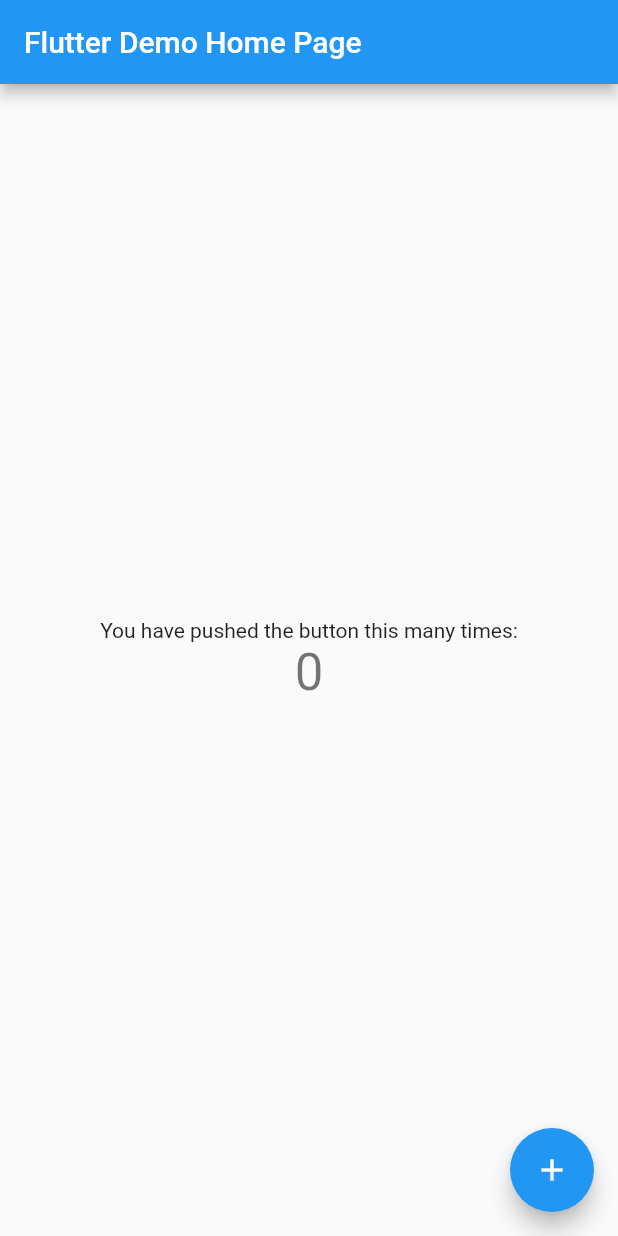
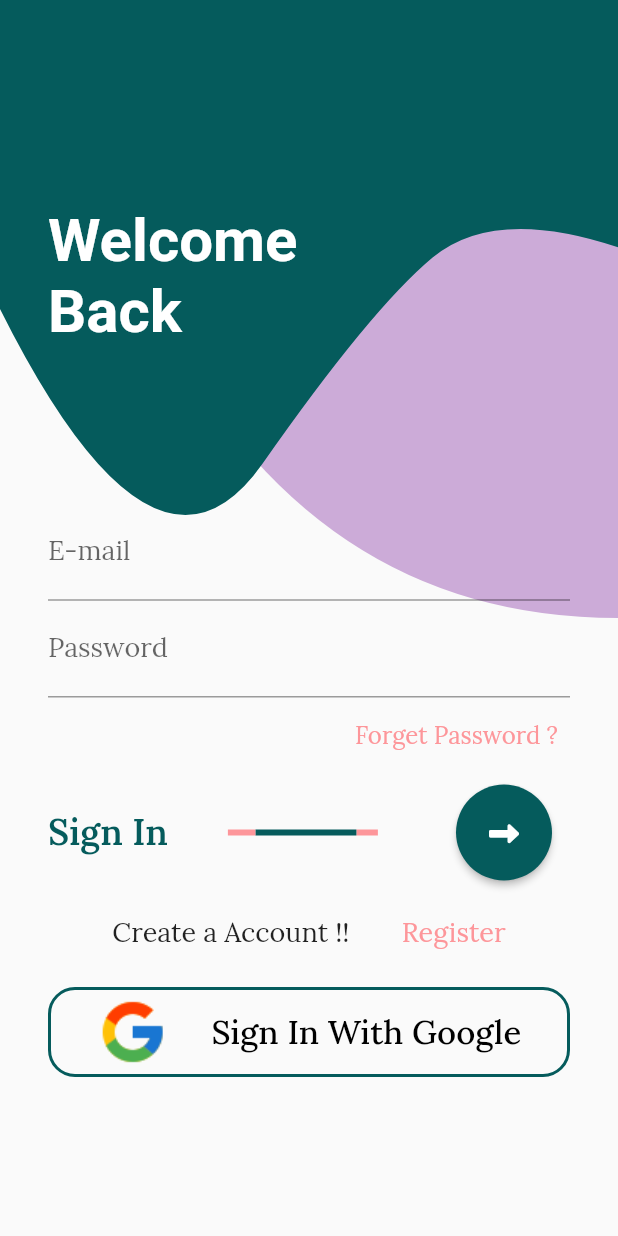
Before and after one commit to vaddiVaraPrasad/xerox, a Flutter app: the screen it shows after launch, on a phone screen of 412 x 824 dp. Run offline on Flutter 3.47's test engine with Material 2 defaults, Android fonts, the phone set to English and light mode, and no system bars; our stand-ins replace firebase_auth, firebase_core, font_awesome_flutter, get, google_fonts; accounts and stored records are empty.

Commit message:
login in screen

```diff
--- a/lib/main.dart
+++ b/lib/main.dart
@@ -1,121 +1,55 @@
-import 'package:flutter/foundation.dart';
 import 'package:flutter/material.dart';
 import "package:firebase_auth/firebase_auth.dart";
 import "package:firebase_core/firebase_core.dart";
+import 'package:flutter/services.dart';
+import 'package:google_fonts/google_fonts.dart';
 import 'package:xerox/firebase_options.dart';
+
+import "./utils/color_pallets.dart";
+
+import "./screens/auth/auth_screen.dart";
+import "./screens/home/home_screen.dart";
 
 void main() async {
   WidgetsFlutterBinding.ensureInitialized();
   await Firebase.initializeApp(options: DefaultFirebaseOptions.currentPlatform);
-  runApp(const MyApp());
+  runApp(const Xerox());
 }
 
-class MyApp extends StatelessWidget {
-  const MyApp({super.key});
+class Xerox extends StatelessWidget {
+  const Xerox({super.key});
 
-  // This widget is the root of your application.
   @override
   Widget build(BuildContext context) {
     return MaterialApp(
-      title: 'Flutter Demo',
+      title: "Xerox",
+      debugShowCheckedModeBanner: false,
+      // googlefonts.istokweb is for heading  .. when ever in need use there ..
+      // googlefonts.lora is for body ..... so we defing the lora as global text theme
       theme: ThemeData(
-        // This is the theme of your application.
-        //
-        // Try running your application with "flutter run". You'll see the
-        // application has a blue toolbar. Then, without quitting the app, try
-        // changing the primarySwatch below to Colors.green and then invoke
-        // "hot reload" (press "r" in the console where you ran "flutter run",
-        // or simply save your changes to "hot reload" in a Flutter IDE).
-        // Notice that the counter didn't reset back to zero; the application
-        // is not restarted.
-        primarySwatch: Colors.blue,
+        // canvasColor: ColorPallets.lightPurplishWhile,
+        visualDensity: VisualDensity.adaptivePlatformDensity,
+        textTheme: GoogleFonts.loraTextTheme(),
+        colorScheme: ColorScheme.fromSwatch().copyWith(
+          secondary: ColorPallets.pinkinshShadedPurple,
+          primary: ColorPallets.deepBlue,
+        ),
+        appBarTheme: const AppBarTheme(
+            color: ColorPallets.deepBlue,
+            systemOverlayStyle: SystemUiOverlayStyle.light),
       ),
-      home: const MyHomePage(title: 'Flutter Demo Home Page'),
+      home: StreamBuilder(
+        stream: FirebaseAuth.instance.authStateChanges(),
+        builder: (context, snapshot) {
+          if (snapshot.hasData) {
+            return const HomeScreen();
+          } else if (snapshot.connectionState == ConnectionState.waiting) {
+            return const CircularProgressIndicator();
+          } else {
+            return const AuthScreen();
+          }
+        },
+      ),
     );
   }
 }
-
-class MyHomePage extends StatefulWidget {
-  const MyHomePage({super.key, required this.title});
-
-  // This widget is the home page of your application. It is stateful, meaning
-  // that it has a State object (defined below) that contains fields that affect
-  // how it looks.
-
-  // This class is the configuration for the state. It holds the values (in this
-  // case the title) provided by the parent (in this case the App widget) and
-  // used by the build method of the State. Fields in a Widget subclass are
-  // always marked "final".
-
-  final String title;
-
-  @override
-  State<MyHomePage> createState() => _MyHomePageState();
-}
-
-class _MyHomePageState extends State<MyHomePage> {
-  int _counter = 0;
-
-  void _incrementCounter() {
-    setState(() {
-      // This call to setState tells the Flutter framework that something has
-      // changed in this State, which causes it to rerun the build method below
-      // so that the display can reflect the updated values. If we changed
-      // _counter without calling setState(), then the build method would not be
-      // called again, and so nothing would appear to happen.
-      _counter++;
-    });
-  }
-
-  @override
-  Widget build(BuildContext context) {
-    // This method is rerun every time setState is called, for instance as done
-    // by the _incrementCounter method above.
-    //
-    // The Flutter framework has been optimized to make rerunning build methods
-    // fast, so that you can just rebuild anything that needs updating rather
-    // than having to individually change instances of widgets.
-    return Scaffold(
-      appBar: AppBar(
-        // Here we take the value from the MyHomePage object that was created by
-        // the App.build method, and use it to set our appbar title.
-        title: Text(widget.title),
-      ),
-      body: Center(
-        // Center is a layout widget. It takes a single child and positions it
-        // in the middle of the parent.
-        child: Column(
-          // Column is also a layout widget. It takes a list of children and
-          // arranges them vertically. By default, it sizes itself to fit its
-          // children horizontally, and tries to be as tall as its parent.
-          //
-          // Invoke "debug painting" (press "p" in the console, choose the
-          // "Toggle Debug Paint" action from the Flutter Inspector in Android
-          // Studio, or the "Toggle Debug Paint" command in Visual Studio Code)
-          // to see the wireframe for each widget.
-          //
-          // Column has various properties to control how it sizes itself and
-          // how it positions its children. Here we use mainAxisAlignment to
-          // center the children vertically; the main axis here is the vertical
-          // axis because Columns are vertical (the cross axis would be
-          // horizontal).
-          mainAxisAlignment: MainAxisAlignment.center,
-          children: <Widget>[
-            const Text(
-              'You have pushed the button this many times:',
-            ),
-            Text(
-              '$_counter',
-              style: Theme.of(context).textTheme.headline4,
-            ),
-          ],
-        ),
-      ),
-      floatingActionButton: FloatingActionButton(
-        onPressed: _incrementCounter,
-        tooltip: 'Increment',
-        child: const Icon(Icons.add),
-      ), // This trailing comma makes auto-formatting nicer for build methods.
-    );
-  }
-}
--- /dev/null
+++ b/lib/screens/auth/auth_screen.dart
@@ -0,0 +1,41 @@
+import "package:flutter/material.dart";
+
+import "./backGround_paint.dart";
+import "./login_Screen.dart";
+
+class AuthScreen extends StatefulWidget {
+  const AuthScreen({super.key});
+
+  @override
+  State<AuthScreen> createState() => _AuthScreenState();
+}
+
+class _AuthScreenState extends State<AuthScreen>
+    with SingleTickerProviderStateMixin {
+  late AnimationController _animationController;
+
+  @override
+  void initState() {
+    _animationController = AnimationController(
+      vsync: this,
+      duration: const Duration(seconds: 2),
+    );
+    super.initState();
+  }
+
+  @override
+  Widget build(BuildContext context) {
+    return Scaffold(
+      body: Stack(
+        children: [
+          SizedBox.expand(
+            child: CustomPaint(
+                painter:
+                    BackGroundPainter(animation: _animationController.view)),
+          ),
+          LoginScreen()
+        ],
+      ),
+    );
+  }
+}
--- /dev/null
+++ b/lib/screens/auth/backGround_paint.dart
@@ -0,0 +1,247 @@
+import 'dart:math';
+import 'dart:ui';
+
+import 'package:flutter/material.dart';
+import 'package:get/get_connect/http/src/utils/utils.dart';
+
+import "../../utils/color_pallets.dart";
+
+class BackGroundPainter extends CustomPainter {
+  BackGroundPainter({required Animation<double> animation})
+      : firstPaint = Paint()
+          ..color = ColorPallets.lightPurple
+          ..style = PaintingStyle.fill,
+        secoundPaint = Paint()
+          ..color = ColorPallets.deepBlue
+          ..style = PaintingStyle.fill,
+        thirdPaint = Paint()
+          ..color = ColorPallets.pinkinshShadedPurple
+          ..style = PaintingStyle.fill,
+        liquidAnimation = CurvedAnimation(
+          parent: animation,
+          curve: Curves.elasticOut,
+          reverseCurve: Curves.easeInBack,
+        ),
+        thirdAnimation = CurvedAnimation(
+          parent: animation,
+          curve: const Interval(
+            0,
+            0.7,
+            curve: Interval(0, 0.8, curve: SpringCurve()),
+          ),
+          reverseCurve: Curves.linear,
+        ),
+        secoundAnimation = CurvedAnimation(
+          parent: animation,
+          curve: const Interval(
+            0,
+            0.8,
+            curve: Interval(0, 0.9, curve: SpringCurve()),
+          ),
+          reverseCurve: Curves.easeInCirc,
+        ),
+        firstAnimation = CurvedAnimation(
+          parent: animation,
+          curve: const SpringCurve(),
+          reverseCurve: Curves.easeInCirc,
+        ),
+        super(repaint: animation);
+
+  final Paint firstPaint;
+  final Paint secoundPaint;
+  final Paint thirdPaint;
+
+  final Animation<double> liquidAnimation;
+  final Animation<double> secoundAnimation;
+  final Animation<double> thirdAnimation;
+  final Animation<double> firstAnimation;
+
+  @override
+  void paint(Canvas canvas, Size size) {
+    print("painting");
+    _paintPrimary(canvas, size);
+    _paintSecoundary(canvas, size);
+    _paintThird(canvas, size);
+  }
+
+  void _paintPrimary(Canvas canvas, Size size) {
+    final _primaryPath = Path();
+    _primaryPath.moveTo(size.width, size.height / 2);
+    _primaryPath.lineTo(size.width, 0);
+    _primaryPath.lineTo(0, 0);
+    _primaryPath.lineTo(
+        0, lerpDouble(0, size.height, firstAnimation.value) as double);
+
+    _addPointsToPath(_primaryPath, [
+      Point(
+        x: lerpDouble(0, size.width / 3, firstAnimation.value) as double,
+        y: lerpDouble(0, size.height, firstAnimation.value) as double,
+      ),
+      Point(
+        x: lerpDouble(size.width / 2, size.width / 4 * 3, liquidAnimation.value)
+            as double,
+        y: lerpDouble(
+                size.height / 2, size.height / 4 * 3, liquidAnimation.value)
+            as double,
+      ),
+      Point(
+        x: size.width,
+        y: lerpDouble(
+                size.height / 2, size.height * 3 / 4, liquidAnimation.value)
+            as double,
+      ),
+    ]);
+    // purplePath.quadraticBezierTo(
+    //     size.width / 2, size.height / 2, size.width, size.height / 2);
+    _primaryPath.close();
+
+    canvas.drawPath(_primaryPath, firstPaint);
+  }
+
+  void _paintSecoundary(Canvas canvas, Size size) {
+    final _SecoundaryPath = Path();
+    _SecoundaryPath.moveTo(size.width, 300);
+    _SecoundaryPath.lineTo(size.width, 0);
+    _SecoundaryPath.lineTo(0, 0);
+    _SecoundaryPath.lineTo(
+      0,
+      lerpDouble(
+        size.height / 4,
+        size.height / 2,
+        secoundAnimation.value,
+      ) as double,
+    );
+
+    _addPointsToPath(_SecoundaryPath, [
+      Point(
+        x: size.width / 4,
+        y: lerpDouble(
+          size.height / 2,
+          size.height * 3 / 4,
+          liquidAnimation.value,
+        ) as double,
+      ),
+      Point(
+        x: size.width * 3 / 5,
+        y: lerpDouble(
+          size.height / 4,
+          size.height / 2,
+          liquidAnimation.value,
+        ) as double,
+      ),
+      Point(
+        x: size.width * 4 / 5,
+        y: lerpDouble(
+          size.height / 6,
+          size.height / 3,
+          secoundAnimation.value,
+        ) as double,
+      ),
+      Point(
+        x: size.width,
+        y: lerpDouble(
+          size.height / 5,
+          size.height / 4,
+          secoundAnimation.value,
+        ) as double,
+      ),
+    ]);
+
+    canvas.drawPath(_SecoundaryPath, secoundPaint);
+  }
+
+  void _paintThird(Canvas canvas, Size size) {
+    if (thirdAnimation.value > 0) {
+      final _thirdPath = Path();
+
+      _thirdPath.moveTo(size.width * 3 / 4, 0);
+      _thirdPath.lineTo(0, 0);
+      _thirdPath.lineTo(
+        0,
+        lerpDouble(
+          0,
+          size.height / 12,
+          thirdAnimation.value,
+        ) as double,
+      );
+
+      _addPointsToPath(_thirdPath, [
+        Point(
+          x: size.width / 7,
+          y: lerpDouble(
+            0,
+            size.height / 6,
+            liquidAnimation.value,
+          ) as double,
+        ),
+        Point(
+          x: size.width / 3,
+          y: lerpDouble(
+            0,
+            size.height / 10,
+            liquidAnimation.value,
+          ) as double,
+        ),
+        Point(
+          x: size.width / 3 * 2,
+          y: lerpDouble(
+            0,
+            size.height / 8,
+            liquidAnimation.value,
+          ) as double,
+        ),
+        Point(
+          x: size.width * 3 / 4,
+          y: 0,
+        ),
+      ]);
+
+      canvas.drawPath(_thirdPath, thirdPaint);
+    }
+  }
+
+  @override
+  bool shouldRepaint(covariant CustomPainter oldDelegate) {
+    return true;
+  }
+
+  void _addPointsToPath(Path path, List<Point> points) {
+    if (points.length < 3) {
+      throw UnsupportedError("need three or more points to create a path");
+    }
+
+    for (var i = 0; i < points.length - 2; i++) {
+      final xController = (points[i].x + points[i + 1].x) / 2;
+      final yController = (points[i].y + points[i + 1].y) / 2;
+      path.quadraticBezierTo(
+          points[i].x, points[i].y, xController, yController);
+    }
+
+    path.quadraticBezierTo(
+        points[points.length - 2].x,
+        points[points.length - 2].y,
+        points[points.length - 1].x,
+        points[points.length - 1].y);
+  }
+}
+
+class Point {
+  final double x;
+  final double y;
+  Point({required this.x, required this.y});
+}
+
+class SpringCurve extends Curve {
+  const SpringCurve({
+    this.a = 0.15,
+    this.w = 19.4,
+  });
+
+  final double a;
+  final double w;
+
+  @override
+  double transformInternal(double t) {
+    return (-(pow(e, -t / a) * cos(t * w)) + 1).toDouble();
+  }
+}
--- /dev/null
+++ b/lib/screens/auth/login_Screen.dart
@@ -0,0 +1,175 @@
+import "package:flutter/material.dart";
+import 'package:google_fonts/google_fonts.dart';
+
+import "../../utils/color_pallets.dart";
+
+import "../../widgets/auth/sing_in_up_bar.dart";
+
+class LoginScreen extends StatefulWidget {
+  const LoginScreen({super.key});
+
+  @override
+  State<LoginScreen> createState() => _LoginScreenState();
+}
+
+class _LoginScreenState extends State<LoginScreen> {
+  @override
+  Widget build(BuildContext context) {
+    return Container(
+      padding: const EdgeInsets.all(32),
+      child: Column(
+        children: [
+          Expanded(
+              flex: 4,
+              child: Align(
+                alignment: Alignment.centerLeft,
+                child: Text(
+                  "Welcome\nBack",
+                  textAlign: TextAlign.start,
+                  style: TextStyle(
+                      fontSize: 40,
+                      color: ColorPallets.white,
+                      fontWeight: FontWeight.w600,
+                      fontFamily: GoogleFonts.ubuntu().fontFamily),
+                ),
+              )),
+          Expanded(
+              flex: 6,
+              child: Container(
+                constraints: const BoxConstraints(minWidth: 220),
+                child: Form(
+                  child: ListView(
+                    children: [
+                      TextFormField(
+                        key: const ValueKey("E-mail"),
+                        cursorHeight: 22,
+                        cursorWidth: 2,
+                        style: const TextStyle(
+                            fontSize: 18, color: ColorPallets.deepBlue),
+                        keyboardType: TextInputType.text,
+                        textInputAction: TextInputAction.next,
+                        decoration: const InputDecoration(
+                          focusColor: ColorPallets.deepBlue,
+                          label: Text("E-mail"),
+                        ),
+                        validator: (newMailId) {
+                          if (newMailId!.isEmpty || !newMailId.contains('@')) {
+                            return "Invalid EmailId";
+                          }
+                          return null;
+                        },
+                        onSaved: (newMailId) {},
+                      ),
+                      TextFormField(
+                        obscureText: true,
+                        key: const ValueKey("Password"),
+                        cursorHeight: 22,
+                        cursorWidth: 2,
+                        style: const TextStyle(
+                            fontSize: 18, color: ColorPallets.deepBlue),
+                        keyboardType: TextInputType.visiblePassword,
+                        textInputAction: TextInputAction.done,
+                        decoration: const InputDecoration(
+                          focusColor: ColorPallets.deepBlue,
+                          label: Text("Password"),
+                        ),
+                        validator: (newPassword) {
+                          if (newPassword!.isEmpty || newPassword.length < 6) {
+                            return "password min of 6 char";
+                          }
+                          return null;
+                        },
+                        onSaved: (newPassword) {},
+                      ),
+                      Padding(
+                        padding: const EdgeInsets.symmetric(
+                            vertical: 15, horizontal: 8),
+                        child: Row(
+                          mainAxisAlignment: MainAxisAlignment.end,
+                          children: [
+                            InkWell(
+                              onTap: () {},
+                              child: const Text(
+                                "Forget Password ?",
+                                style: TextStyle(
+                                    color: ColorPallets.pinkinshShadedPurple,
+                                    fontSize: 16),
+                              ),
+                            ),
+                          ],
+                        ),
+                      ),
+                      SignInBar(
+                        isLoading: true,
+                        label: "Sign In",
+                        onPressed: () {},
+                      ),
+                      Padding(
+                        padding: const EdgeInsets.symmetric(
+                            vertical: 15, horizontal: 8),
+                        child: Row(
+                          mainAxisAlignment: MainAxisAlignment.spaceEvenly,
+                          children: [
+                            const Text(
+                              "Create a Account !!",
+                              style: TextStyle(fontSize: 18),
+                            ),
+                            InkWell(
+                              onTap: () {},
+                              child: const Text(
+                                "Register",
+                                style: TextStyle(
+                                    color: ColorPallets.pinkinshShadedPurple,
+                                    fontSize: 18),
+                              ),
+                            ),
+                          ],
+                        ),
+                      ),
+                      const SizedBox(
+                        height: 10,
+                      ),
+                      InkWell(
+                        onTap: () {},
+                        child: Container(
+                          height: 60,
+                          width: 130,
+                          padding: const EdgeInsets.symmetric(
+                            vertical: 1,
+                            horizontal: 2,
+                          ),
+                          decoration: BoxDecoration(
+                              border: Border.all(
+                                color: ColorPallets.deepBlue,
+                                width: 2,
+                              ),
+                              borderRadius: BorderRadius.circular(18)),
+                          child: Row(
+                            mainAxisAlignment: MainAxisAlignment.spaceEvenly,
+                            children: [
+                              Image.asset(
+                                "image/google.png",
+                                fit: BoxFit.cover,
+                              ),
+                              const Text(
+                                "Sign In With Google",
+                                textAlign: TextAlign.start,
+                                style: TextStyle(
+                                  fontSize: 22,
+                                  color: ColorPallets.black,
+                                  fontWeight: FontWeight.w500,
+                                ),
+                              )
+                            ],
+                          ),
+                        ),
+                      )
+                    ],
+                  ),
+                ),
+              ))
+        ],
+      ),
+    );
+  }
+}
--- /dev/null
+++ b/lib/utils/color_pallets.dart
@@ -0,0 +1,21 @@
+import "package:flutter/material.dart";
+
+class ColorPallets {
+  static const Color deepBlue = Color.fromARGB(255, 5, 91, 92);
+
+  static const Color lightBlue = Color.fromARGB(255, 8, 151, 157);
+
+  static const Color darkPurple = Color.fromARGB(255, 132, 116, 161);
+
+  static const Color lightPurple = Color.fromARGB(255, 204, 171, 216);
+
+  static const Color lightPurplishWhile = Color.fromARGB(255, 225, 212, 221);
+
+  static const Color yellowShadedPurple = Color.fromARGB(255, 208, 189, 141);
+
+  static const Color pinkinshShadedPurple = Color.fromARGB(255, 253, 150, 154);
+
+  static const Color white = Color.fromARGB(255, 255, 255, 255);
+
+  static const Color black = Color.fromARGB(255, 0, 0, 0);
+}
--- /dev/null
+++ b/lib/widgets/auth/circular_press_button.dart
@@ -0,0 +1,30 @@
+import 'package:flutter/material.dart';
+import 'package:font_awesome_flutter/font_awesome_flutter.dart';
+
+import "../../utils/color_pallets.dart";
+
+class RoundContinueButton extends StatelessWidget {
+  final VoidCallback onPressed;
+  RoundContinueButton({
+    super.key,
+    required this.onPressed,
+  });
+
+  @override
+  Widget build(BuildContext context) {
+    return RawMaterialButton(
+      onPressed: onPressed,
+      elevation: 2,
+      fillColor: ColorPallets.deepBlue,
+      splashColor: ColorPallets.darkPurple,
+      padding: const EdgeInsets.all(22),
+      shape: const CircleBorder(),
+      // ignore: deprecated_member_use
+      child: const Icon(
+        FontAwesomeIcons.longArrowAltRight,
+        color: ColorPallets.white,
+        size: 20,
+      ),
+    );
+  }
+}
--- /dev/null
+++ b/lib/widgets/auth/loading_indicator.dart
@@ -0,0 +1,24 @@
+import 'package:flutter/material.dart';
+
+import "../../utils/color_pallets.dart";
+
+class LoadingProgressIndicator extends StatelessWidget {
+  bool isLoading;
+  LoadingProgressIndicator({
+    super.key,
+    required this.isLoading,
+  });
+
+  @override
+  Widget build(BuildContext context) {
+    return ConstrainedBox(
+      constraints: const BoxConstraints(maxWidth: 100),
+      child: Visibility(
+        visible: isLoading,
+        child: const LinearProgressIndicator(
+          backgroundColor: ColorPallets.pinkinshShadedPurple,
+        ),
+      ),
+    );
+  }
+}
--- /dev/null
+++ b/lib/widgets/auth/sing_in_up_bar.dart
@@ -0,0 +1,48 @@
+import "package:flutter/material.dart";
+
+import "../../utils/color_pallets.dart";
+
+import "./loading_indicator.dart";
+import "./circular_press_button.dart";
+
+class SignInBar extends StatelessWidget {
+  final String label;
+  final VoidCallback onPressed;
+  final bool isLoading;
+
+  const SignInBar({
+    super.key,
+    required this.label,
+    required this.onPressed,
+    required this.isLoading,
+  });
+
+  @override
+  Widget build(BuildContext context) {
+    return Padding(
+      padding: const EdgeInsets.symmetric(vertical: 8),
+      child: Row(
+        children: [
+          Text(
+            label,
+            style: const TextStyle(
+              fontWeight: FontWeight.w600,
+              color: ColorPallets.deepBlue,
+              fontSize: 24,
+            ),
+          ),
+          Expanded(
+            child: Center(
+              child: LoadingProgressIndicator(
+                isLoading: isLoading,
+              ),
+            ),
+          ),
+          RoundContinueButton(
+            onPressed: onPressed,
+          )
+        ],
+      ),
+    );
+  }
+}
--- a/pubspec.yaml
+++ b/pubspec.yaml
@@ -40,6 +40,7 @@
   font_awesome_flutter: ^10.2.1
   google_sign_in: ^5.3.3
   github_sign_in: ^0.0.4
+  get: ^4.6.1
 
 
   # The following adds the Cupertino Icons font to your application.
@@ -69,9 +70,8 @@
   uses-material-design: true
 
   # To add assets to your application, add an assets section, like this:
-  # assets:
-  #   - images/a_dot_burr.jpeg
-  #   - images/a_dot_ham.jpeg
+  assets:
+    - image/google.png
 
   # An image asset can refer to one or more resolution-specific "variants", see
   # https://flutter.dev/assets-and-images/#resolution-aware
```
Also changed, not shown: lib/screens/home/home_screen.dart (added, +10 -0 lines), lib/utils/dimesion.dart (added, +8 -0 lines), image/google.png (added), lib/screens/auth/register_screen.dart (added), pubspec.lock, 1 other file.
